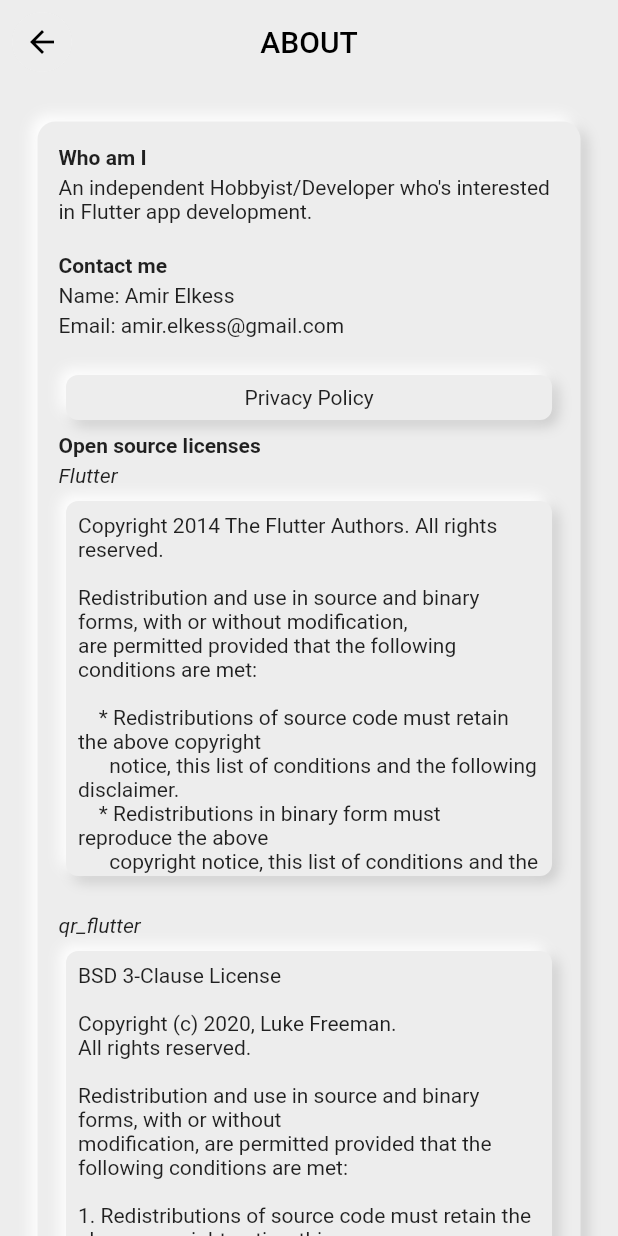
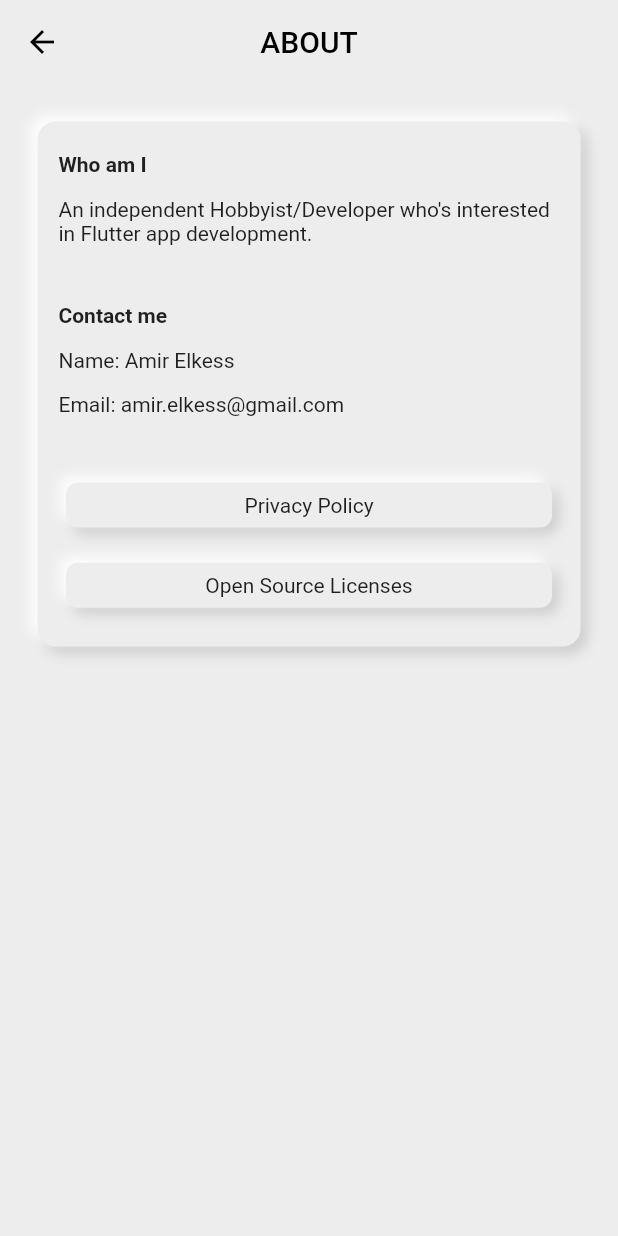
Before and after one commit to AmirElkess/qr_wizard, a Flutter app: the About screen opened by its route, on a phone screen of 412 x 824 dp. Run offline on Flutter 3.47's test engine with Material 2 defaults, Android fonts, the phone set to English and light mode, and no system bars; our stand-ins replace gallery_saver, google_fonts, qr_flutter, screenshot, sqflite; missing offline and left inert: flutter_launcher_icons, qr_code_scanner, quick_actions; accounts and stored records are empty.

Commit message:
created functions folder new qr classifier function based on type (Supports TEXT, URL, Contact[vCard]) open source licenses are separated into new page new vCard parser dependency Got rid of useless prints

```diff
--- a/lib/database/Entry.dart
+++ b/lib/database/Entry.dart
@@ -21,7 +21,7 @@ class Entry {
 }
 
 Future<void> insertEntry(Entry entry) async {
-  print('entry ${entry.qrString} inserted');
+  //print('entry ${entry.qrString} inserted');
   final Database db = await initiateDB();
   await db.insert(
     'entry',
--- a/lib/main.dart
+++ b/lib/main.dart
@@ -2,6 +2,7 @@ import 'package:flutter/cupertino.dart';
 import 'package:flutter/material.dart';
 import 'package:qr_wizard/pages/Details.dart';
 import 'package:qr_wizard/pages/history.dart';
+import 'package:qr_wizard/pages/licenses.dart';
 import 'package:qr_wizard/pages/privacy_policy.dart';
 import 'pages/home.dart';
 import 'pages/create.dart';
@@ -31,6 +32,7 @@ void main() {
           case '/privacy_policy': return CupertinoPageRoute(builder: (_) => PrivacyPolicy(), settings: settings);
           case '/history': return CupertinoPageRoute(builder: (_) => History(), settings: settings);
           case '/details': return CupertinoPageRoute(builder: (_) => Details(), settings: settings);
+          case '/licenses': return CupertinoPageRoute(builder: (_)=> Licenses(), settings: settings);
         }
       },
       // routes: {
--- a/lib/pages/about.dart
+++ b/lib/pages/about.dart
@@ -1,12 +1,13 @@
 import 'package:flutter/material.dart';
 import 'package:qr_wizard/res/constants.dart';
 import 'package:qr_wizard/res/button.dart';
-import 'package:qr_wizard/res/licenses.dart';
 
 class About extends StatefulWidget {
   @override
   _AboutState createState() => _AboutState();
 }
+
+
 
 class _AboutState extends State<About> {
   @override
@@ -44,7 +45,7 @@ class _AboutState extends State<About> {
             child: SoftButton(
               radius: 12,
               width: double.infinity,
-              height: 2640,
+              height: 350,
               child: Padding(
                 padding: EdgeInsets.fromLTRB(14, 14, 14, 14),
                 child: Column(
@@ -68,118 +69,17 @@ class _AboutState extends State<About> {
                           Navigator.pushNamed(context, '/privacy_policy');
                       },
                     ),
-                    Text("Open source licenses", style: TextStyle(fontWeight: FontWeight.bold),),
-                    Text("Flutter", style: TextStyle(fontStyle: FontStyle.italic), ),
                     SoftButton(
+                      width: double.infinity,
                       radius: 8,
-                      width: double.infinity,
-                      height: 250,
-                      child: SingleChildScrollView(
-                        child: Padding(
-                          padding: const EdgeInsets.all(8.0),
-                          child: Text(flutterLicense),
-                        ),
-                      ),
+                      height: 30,
+                      isClickable: true,
+                      child: Text("Open Source Licenses"),
+                      onTap: (){
+                        Navigator.pushNamed(context, '/licenses');
+                      },
                     ),
-                    SizedBox(height: 12,),
 
-                    Text("qr_flutter", style: TextStyle(fontStyle: FontStyle.italic), ),
-                    SoftButton(
-                      radius: 8,
-                      width: double.infinity,
-                      height: 250,
-                      child: SingleChildScrollView(
-                        child: Padding(
-                          padding: const EdgeInsets.all(8.0),
-                          child: Text(qr_flutterLicense),
-                        ),
-                      ),
-                    ),
-                    SizedBox(height: 12,),
-
-                    Text("qr_code_scanner", style: TextStyle(fontStyle: FontStyle.italic), ),
-                    SoftButton(
-                      radius: 8,
-                      width: double.infinity,
-                      height: 250,
-                      child: SingleChildScrollView(
-                        child: Padding(
-                          padding: const EdgeInsets.all(8.0),
-                          child: Text(qr_code_scannerLicense),
-                        ),
-                      ),
-                    ),
-                    SizedBox(height: 12,),
-
-                    Text("gallery_saver", style: TextStyle(fontStyle: FontStyle.italic), ),
-                    SoftButton(
-                      radius: 8,
-                      width: double.infinity,
-                      height: 250,
-                      child: SingleChildScrollView(
-                        child: Padding(
-                          padding: const EdgeInsets.all(8.0),
-                          child: Text(gallery_saverLicense),
-                        ),
-                      ),
-                    ),
-                    SizedBox(height: 12,),
-
-                    Text("screenshot", style: TextStyle(fontStyle: FontStyle.italic), ),
-                    SoftButton(
-                      radius: 8,
-                      width: double.infinity,
-                      height: 250,
-                      child: SingleChildScrollView(
-                        child: Padding(
-                          padding: const EdgeInsets.all(8.0),
-                          child: Text(screenshotLicense),
-                        ),
-                      ),
-                    ),
-                    SizedBox(height: 12,),
-
-                    Text("url_launcher", style: TextStyle(fontStyle: FontStyle.italic), ),
-                    SoftButton(
-                      radius: 8,
-                      width: double.infinity,
-                      height: 250,
-                      child: SingleChildScrollView(
-                        child: Padding(
-                          padding: const EdgeInsets.all(8.0),
-                          child: Text(url_launcherLicense),
-                        ),
-                      ),
-                    ),
-                    SizedBox(height: 12,),
-
-                    Text("flutter_launcher_icons", style: TextStyle(fontStyle: FontStyle.italic), ),
-                    SoftButton(
-                      radius: 8,
-                      width: double.infinity,
-                      height: 250,
-                      child: SingleChildScrollView(
-                        child: Padding(
-                          padding: const EdgeInsets.all(8.0),
-                          child: Text(flutter_launcher_iconsLicense),
-                        ),
-                      ),
-                    ),
-                    SizedBox(height: 12,),
-
-                    Text("quick_actions", style: TextStyle(fontStyle: FontStyle.italic), ),
-                    SoftButton(
-                      radius: 8,
-                      width: double.infinity,
-                      height: 250,
-                      child: SingleChildScrollView(
-                        child: Padding(
-                          padding: const EdgeInsets.all(8.0),
-                          child: Text(quick_actionsLicense),
-                        ),
-                      ),
-                    ),
-                    SizedBox(height: 12,),
                   ],
                 ),
               ),
--- a/lib/pages/history.dart
+++ b/lib/pages/history.dart
@@ -4,7 +4,7 @@ import 'package:qr_flutter/qr_flutter.dart';
 import 'package:qr_wizard/database/Entry.dart';
 import 'package:qr_wizard/database/qrDataTypes.dart';
 import 'package:qr_wizard/res/constants.dart';
-import 'package:qr_wizard/res/licenses.dart';
+import 'package:qr_wizard/res/licenseStrings.dart';
 import 'package:flutter_launcher_icons/constants.dart';
 import 'package:qr_wizard/res/button.dart';
 
--- a/lib/pages/privacy_policy.dart
+++ b/lib/pages/privacy_policy.dart
@@ -1,6 +1,6 @@
 import 'package:flutter/material.dart';
 import 'package:qr_wizard/res/constants.dart';
-import 'package:qr_wizard/res/licenses.dart';
+import 'package:qr_wizard/res/licenseStrings.dart';
 import 'package:flutter_launcher_icons/constants.dart';
 import 'package:qr_wizard/res/button.dart';
 
--- a/lib/res/licenses.dart
+++ b/lib/res/licenseStrings.dart
@@ -218,9 +218,7 @@ ANY THEORY OF LIABILITY, WHETHER IN CONTRACT, STRICT LIABILITY, OR TORT
 (INCLUDING NEGLIGENCE OR OTHERWISE) ARISING IN ANY WAY OUT OF THE USE OF THIS
 SOFTWARE, EVEN IF ADVISED OF THE POSSIBILITY OF SUCH DAMAGE.""";
 
-String privacy_policy = """
-
-Amir Elkess built the QR Wizard app as a Free app. This SERVICE is provided by Amir Elkess at no cost and is intended for use as is.
+String privacy_policy = """Amir Elkess built the QR Wizard app as a Free app. This SERVICE is provided by Amir Elkess at no cost and is intended for use as is.
 
 This page is used to inform visitors regarding my policies with the collection, use, and disclosure of Personal Information if anyone decided to use my Service.
 
--- a/pubspec.yaml
+++ b/pubspec.yaml
@@ -29,6 +29,7 @@ dependencies:
   url_launcher: ^5.5.0
   quick_actions: ^0.4.0+8
   sqflite: ^1.3.0
+  vcard_parser: ^0.1.6
   #path: ^1.7.0
   flutter:
     sdk: flutter
```
Also changed, not shown: lib/functions/typeClassifier.dart (added, +15 -0 lines), lib/pages/licenses.dart (added, +162 -0 lines), lib/pages/read.dart (+8 -4 lines), pubspec.lock.
